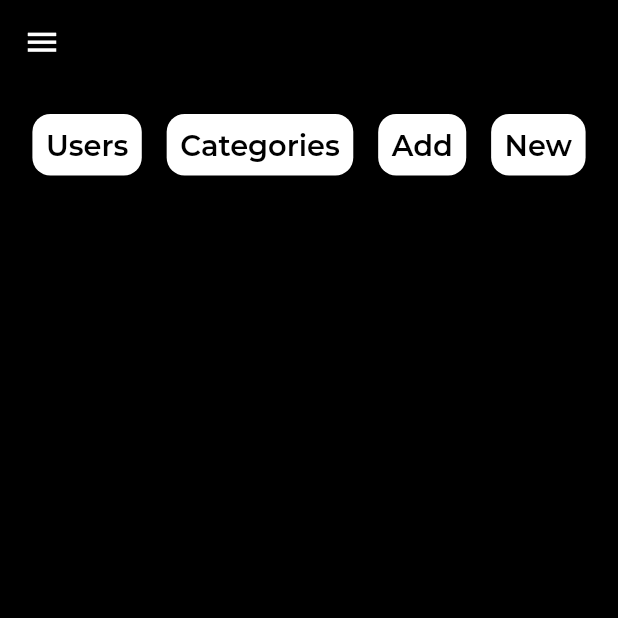
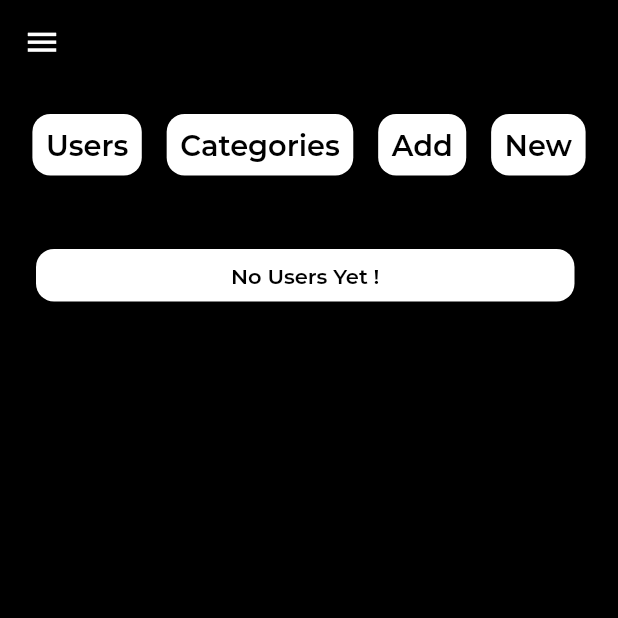
Before and after one commit to srijan2002/Lecture-Notes-App, a Flutter app: the Admin screen opened by its route, after a tap on "Users", on a phone screen of 412 x 824 dp, the top half of it. Run offline on Flutter 3.47's test engine with Material 2 defaults, Android fonts, the phone set to English and light mode, and no system bars; our stand-ins replace better_player, cloud_firestore, firebase_auth, firebase_core, firebase_database, sizer; accounts and stored records are empty.

Commit message:
Added view users option in Admin panel Added a few more models and service classes

```diff
--- a/lib/admin_routes/admin.dart
+++ b/lib/admin_routes/admin.dart
@@ -3,8 +3,6 @@ import 'package:flutter/widgets.dart';
 import 'package:sizer/sizer.dart';
 import 'package:firebase_auth/firebase_auth.dart';
 import 'package:flutter/services.dart';
-import 'package:video_app/admin_routes/users_list.dart';
-import 'users_list.dart';
 import 'package:cloud_firestore/cloud_firestore.dart';
 import 'package:video_app/models/user.dart';
 import 'dart:convert';
@@ -17,7 +15,7 @@ class Admin extends StatefulWidget {
 
 class _AdminState extends State<Admin> {
   GlobalKey<ScaffoldState> _scaffold = GlobalKey<ScaffoldState>();
-   int a=0,bb=0,c=0,d=0;
+   int a=0,bb=0,c=0,d=0; int j=0;
   Future <void> logout() async{
     FirebaseAuth firebaseAuth = FirebaseAuth.instance;
     await firebaseAuth.signOut();
@@ -26,25 +24,25 @@ class _AdminState extends State<Admin> {
   List allData=[""];
   List b= []; List id=[];
   void Getdata()async{
+    j=0; b=[];id=[];
     CollectionReference _collectionRef =
     FirebaseFirestore.instance.collection('users');
     QuerySnapshot querySnapshot = await _collectionRef.get();
-    allData = querySnapshot.docs.map((doc) => doc.data()).toList(); int j=0;
-
-    print(allData.length);
+    allData = querySnapshot.docs.map((doc) => doc.data()).toList();
     for(var i=0;i<allData.length;i++) {
-      if (allData[i]['role'] != 'admin')
-      {
+      if (allData[i]['role'] != 'admin') {
         setState(() {
           b.add(allData[i]['name']);
-          id.add(allData[i]);
+          id.add(allData[i]); j++;
         });
       }
     }
-    if(b==null)
-      b[0]="No Users Yet !";
+  if(j==0){
+    setState(() {
+      b=["No Users Yet !"];
+    });
+  }
 
-    print(b);
   }
 
   @override
@@ -114,8 +112,7 @@ class _AdminState extends State<Admin> {
                   }
               ),
             ),
-             body:
-              Column(
+             body: Column(
                  children: [
                    Padding(
                      padding: const EdgeInsets.fromLTRB(5, 20, 5, 0),
@@ -151,6 +148,7 @@ class _AdminState extends State<Admin> {
                            onTap: (){
                              setState(() {
                                a=0;bb=1;c=0;d=0;
+                               Navigator.pushNamed(context, '/home');
                              });
                            },
                            child: Container(
@@ -212,7 +210,8 @@ class _AdminState extends State<Admin> {
                    ),
                    SizedBox(height: 40,),
                    if(a==1)
-          Container(
+                          Expanded(
+                            child: Container(
                                color: Colors.black,
                                child: ListView.builder(
                                  shrinkWrap: true,
@@ -226,8 +225,11 @@ class _AdminState extends State<Admin> {
                                        ),
                                        child: InkWell(
                                          onTap: (){
+                                          if(j!=0){
+                                            print(id[index]);
                                             user = Data.fromJson(id[index]);
-           Navigator.popAndPushNamed(context,'/user_detail');
+                                            Navigator.pushNamed(context,'/user_detail');
+                                          }
                                          },
                                          child: Container(
                                            height: 35,
@@ -250,6 +252,7 @@ class _AdminState extends State<Admin> {
                                    );
                                  },
                                ),
+                             ),
                           )
                    else
                      Padding(
@@ -266,14 +269,10 @@ class _AdminState extends State<Admin> {
                          ),
                        ),
                      )
-
                  ],
                ),
-
-
           );
         }
-
     );
   }
 }
--- a/lib/sign-up_sign-in/login.dart
+++ b/lib/sign-up_sign-in/login.dart
@@ -2,6 +2,7 @@ import 'package:flutter/material.dart';
 import 'package:sizer/sizer.dart';
 import 'package:firebase_auth/firebase_auth.dart';
 import 'package:cloud_firestore/cloud_firestore.dart';
+import 'package:video_app/models/role.dart';
 
 class Login extends StatefulWidget {
   @override
@@ -23,12 +24,11 @@ class _LoginState extends State<Login> {
        Navigator.popAndPushNamed(context, '/home');
         else if(doc['role']=='admin')
           Navigator.popAndPushNamed(context, '/admin');
+      Map x = {'role':doc['role']};
+        roll = Role.fromJson(x);
       }
     });
   }
-
-
-
   @override
   Widget build(BuildContext context) {
     initlogin();
--- a/lib/sign-up_sign-in/signup.dart
+++ b/lib/sign-up_sign-in/signup.dart
@@ -2,7 +2,8 @@ import 'package:flutter/material.dart';
 import 'package:firebase_auth/firebase_auth.dart';
 import 'package:firebase_database/firebase_database.dart';
 import 'package:firebase_core/firebase_core.dart';
-import '../database.dart';
+import '../services/database.dart';
+import 'package:video_app/models/role.dart';
 
 class Signup extends StatefulWidget {
   @override
@@ -27,6 +28,8 @@ class _SignupState extends State<Signup> {
         email: emailController.text, password: passwordController.text)
         .then((result) async {
           await Database(uid:result.user.uid).data(emailController.text,nameController.text,phoneController.text);
+          Map map = {'role':'user'};
+          roll = Role.fromJson(map);
          Navigator.popAndPushNamed(context, '/home');
 
     }).catchError((err) {
```
Also changed, not shown: lib/admin_routes/user_detail.dart (+4 -4 lines), lib/admin_routes/users_list.dart (deleted, +0 -71 lines), lib/home.dart (+30 -60 lines), lib/models/role.dart (added, +13 -0 lines), lib/sign-up_sign-in/admin_sign.dart (+5 -2 lines), lib/sign-up_sign-in/signin.dart (+13 -15 lines), lib/services/database.dart (renamed from lib/database.dart). Lines whose indentation alone changed are shown as unchanged.
